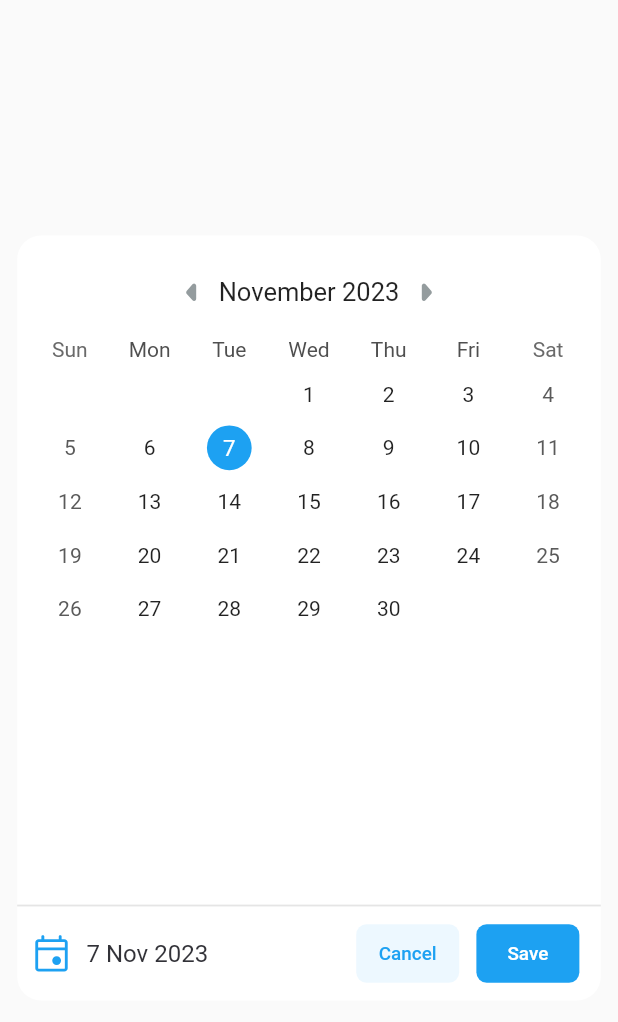
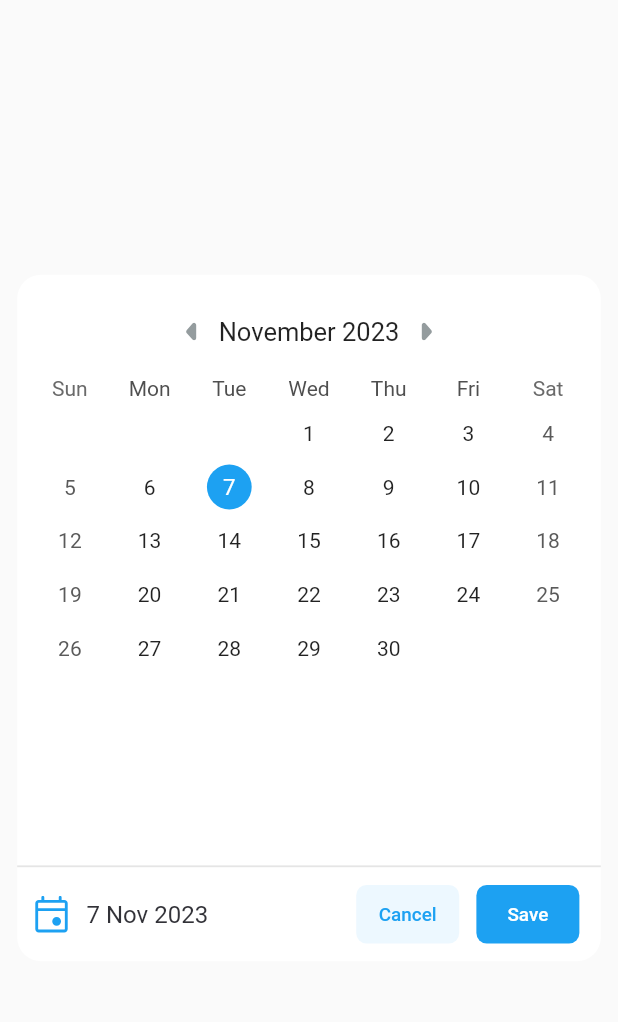
Before and after one commit to zeeshan2423/developer-assignment-employee, a Flutter app: what customDatePicker() shows on an empty page, opened directly with empty values, on a phone screen of 412 x 824 dp. Shown: the top 1022 px of the screen. Run offline on Flutter 3.47's test engine with Material 2 defaults, Android fonts, the phone set to English and light mode, and no system bars; drawn by our look-alikes of table_calendar; our stand-ins replace flutter_screenutil, flutter_svg, get, google_fonts, shared_preferences; accounts and stored records are empty.

Commit message:
Date Picker - Size Fix

```diff
--- a/lib/app/data/utils/widget_manager.dart
+++ b/lib/app/data/utils/widget_manager.dart
@@ -484,7 +484,9 @@ class WidgetManager {
         alignment: Alignment.center,
         insetPadding: EdgeInsets.symmetric(
           horizontal: 10.w,
-          vertical: ScreenUtil().screenHeight / 5.25,
+          vertical: type == 1
+              ? ScreenUtil().screenHeight / 5.25
+              : ScreenUtil().screenHeight / 4.5,
         ),
         shape: RoundedRectangleBorder(
           borderRadius: BorderRadius.circular(
```
